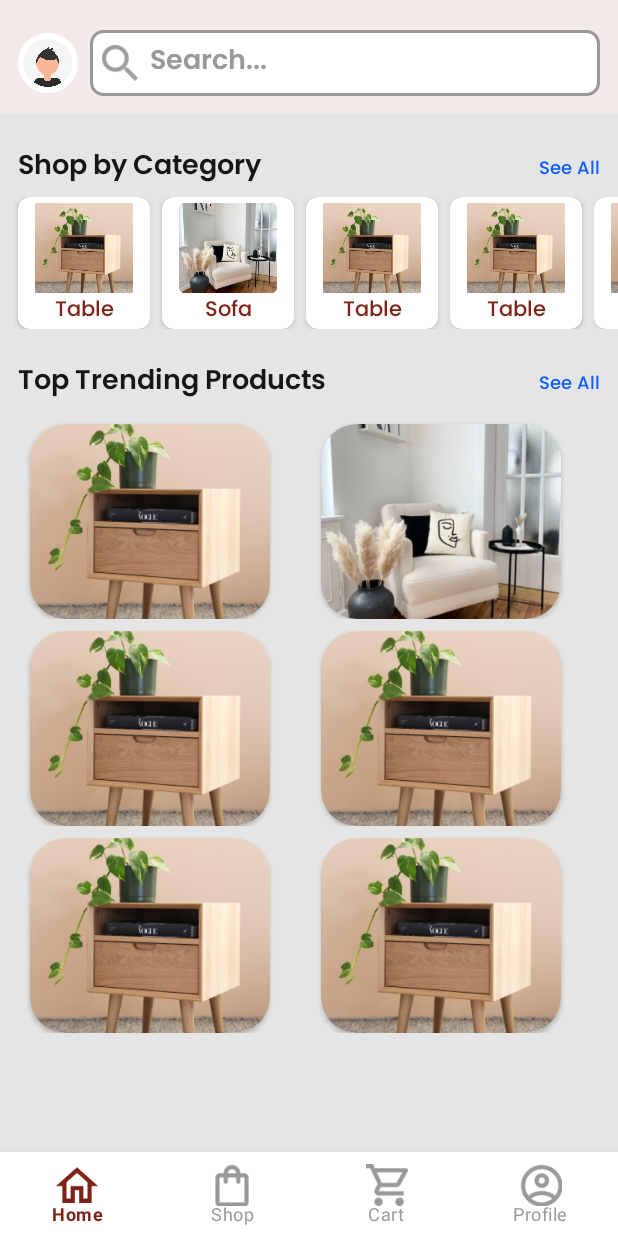
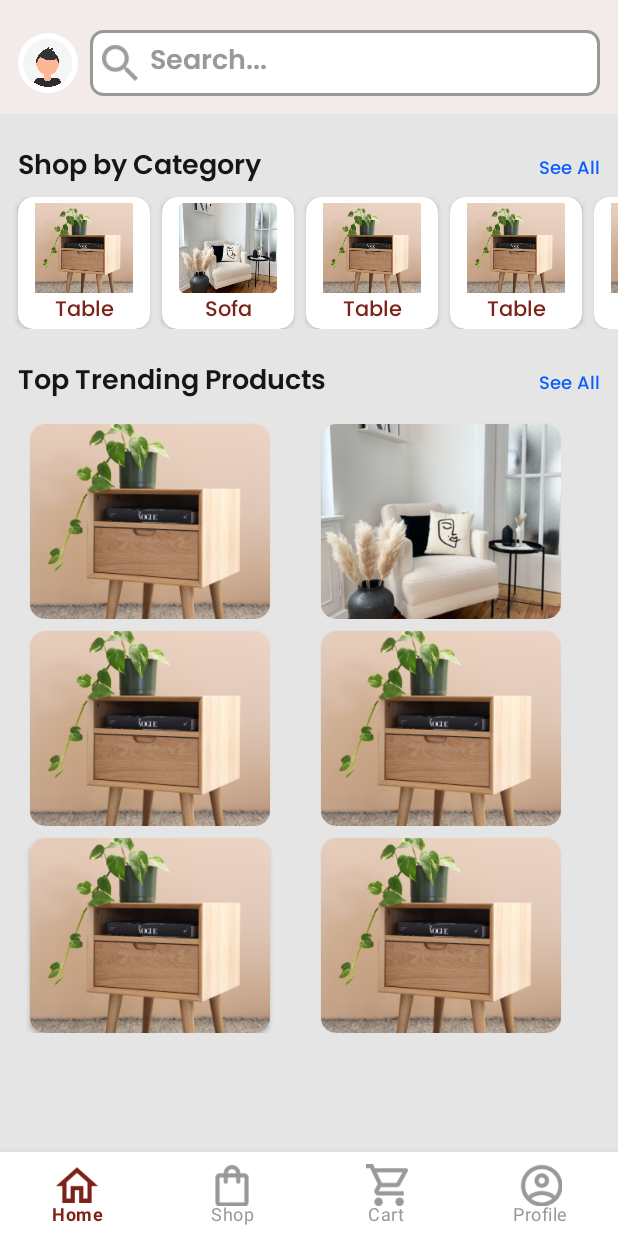
Before and after one commit to thecodework/ArProject, an Android app: the HomeFragment screen opened directly, with no data from a screen before it, on a phone screen of 412 x 824 dp. Run offline under Robolectric (Android 15) with nearby library versions, the phone set to English and light mode, and no system bars; our stand-ins replace data binding; plain views replace CircularImageView.

Commit message:
changed radius of cardview of row.xml

```diff
--- a/app/src/main/res/layout/row_category.xml
+++ b/app/src/main/res/layout/row_category.xml
@@ -19,7 +19,7 @@
             android:layout_marginHorizontal="@dimen/space_4"
             android:elevation="@dimen/space_4"
             app:cardBackgroundColor="@color/white"
-            app:cardCornerRadius="@dimen/space_8">
+            app:cardCornerRadius="@dimen/space_10">
 
             <LinearLayout
                 android:layout_width="match_parent"
--- a/app/src/main/res/layout/row_product.xml
+++ b/app/src/main/res/layout/row_product.xml
@@ -20,7 +20,7 @@
             android:layout_marginTop="@dimen/space_8"
             android:elevation="@dimen/space_4"
             app:cardBackgroundColor="@color/white"
-            app:cardCornerRadius="@dimen/space_24">
+            app:cardCornerRadius="@dimen/space_10">
 
             <ImageView
                 android:id="@+id/imageItem"
--- a/app/src/main/res/layout/row_shop.xml
+++ b/app/src/main/res/layout/row_shop.xml
@@ -20,7 +20,7 @@
             android:layout_marginTop="@dimen/space_12"
             android:elevation="@dimen/space_4"
             app:cardBackgroundColor="@color/white"
-            app:cardCornerRadius="@dimen/space_12">
+            app:cardCornerRadius="@dimen/space_8">
 
             <LinearLayout
                 android:layout_width="match_parent"
--- a/app/src/main/res/values/dimen.xml
+++ b/app/src/main/res/values/dimen.xml
@@ -3,6 +3,7 @@
 
     <dimen name="space_4">4dp</dimen>
     <dimen name="space_8">8dp</dimen>
+    <dimen name="space_10">10dp</dimen>
     <dimen name="space_12">12dp</dimen>
     <dimen name="space_14">14dp</dimen>
     <dimen name="space_16">16dp</dimen>
```
